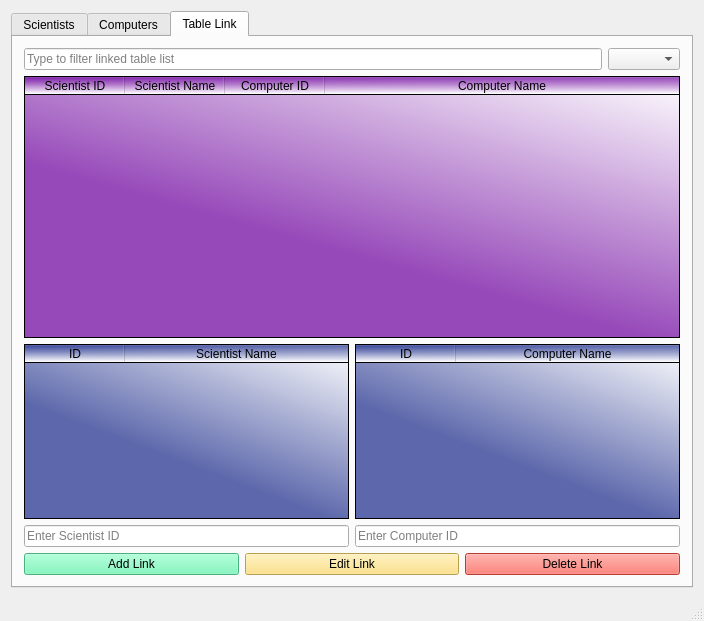
marin16/Skil3, file mainwindow.ui: the form before one commit.
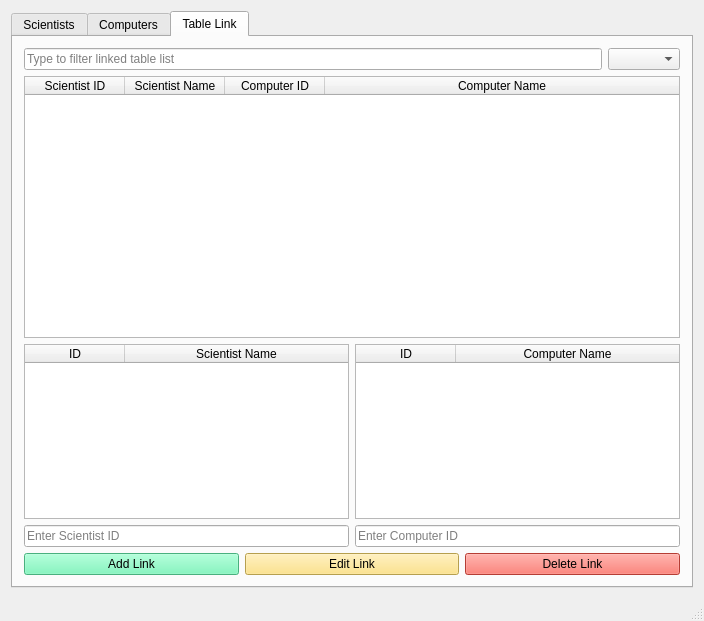
The form after the commit. The open tabs and pages were chosen to show the change.

The edit to the form file:
```diff
--- a/mainwindow.ui
+++ b/mainwindow.ui
@@ -434,7 +434,7 @@
           <item>
            <widget class="QTableWidget" name="tableTableLink">
             <property name="styleSheet">
-             <string notr="true">Background-color:qlineargradient(spread:pad, x1:0.512, y1:0.692909, x2:1, y2:0, stop:0 rgba(109, 0, 158, 181), stop:1 rgba(255, 255, 255, 255))</string>
+             <string notr="true"/>
             </property>
             <property name="editTriggers">
              <set>QAbstractItemView::NoEditTriggers</set>
@@ -484,7 +484,7 @@
             <item>
              <widget class="QTableWidget" name="tableIdScientist">
               <property name="styleSheet">
-               <string notr="true">Background-color:qlineargradient(spread:pad, x1:0.512, y1:0.692909, x2:1, y2:0, stop:0 rgba(28, 44, 139, 181), stop:1 rgba(255, 255, 255, 255))</string>
+               <string notr="true"/>
               </property>
               <property name="editTriggers">
                <set>QAbstractItemView::NoEditTriggers</set>
@@ -507,7 +507,7 @@
             <item>
              <widget class="QTableWidget" name="tableIdComputer">
               <property name="styleSheet">
-               <string notr="true">Background-color:qlineargradient(spread:pad, x1:0.512, y1:0.692909, x2:1, y2:0, stop:0 rgba(28, 44, 139, 181), stop:1 rgba(255, 255, 255, 255))</string>
+               <string notr="true"/>
               </property>
               <property name="editTriggers">
                <set>QAbstractItemView::NoEditTriggers</set>
```
Left out of the diff: 6 changed lines with no effect on the pictures.
